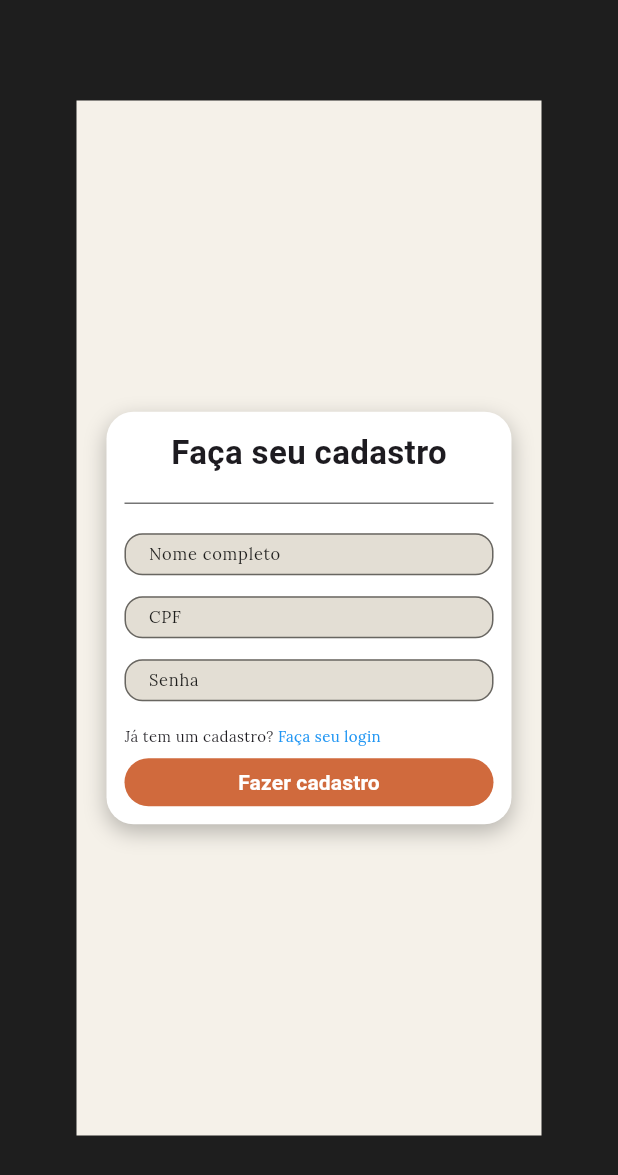
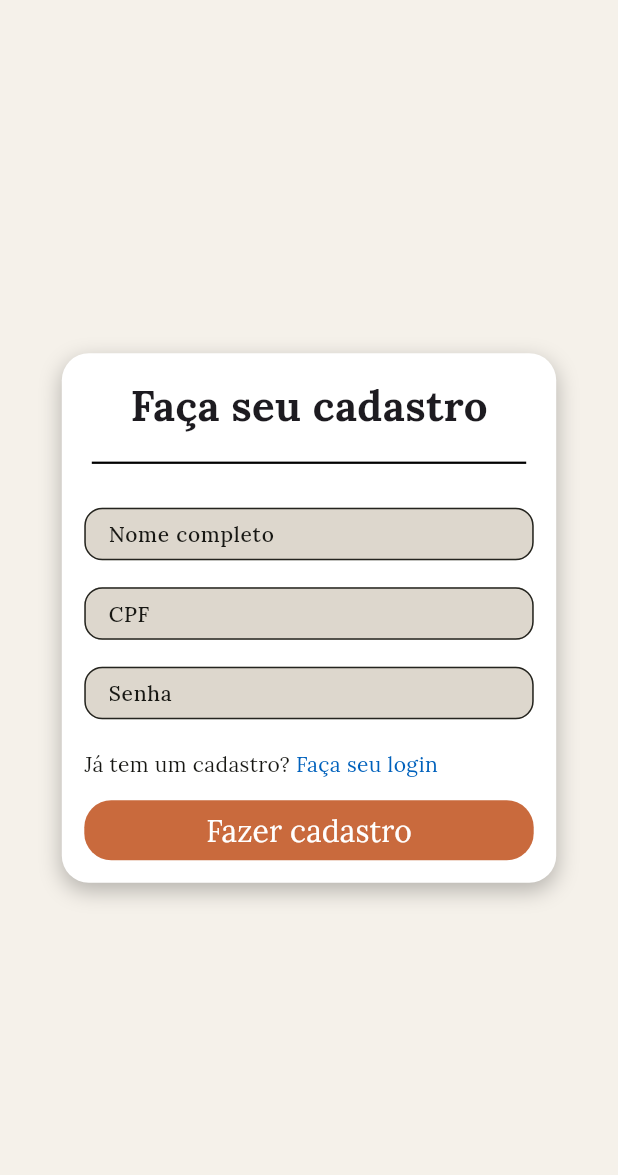
Before and after one commit to nnossila/barbearia_do_andre, a Flutter app: the screen it shows after launch, after a tap on "Se cadastre", on a phone screen of 412 x 824 dp. Shown: the top 1175 px of the screen. Run offline on Flutter 3.47's test engine with Material 3 defaults, Android fonts, the phone set to English and light mode, and no system bars; our stand-ins replace flutter_map, latlong2, shared_preferences, supabase_flutter; accounts and stored records are empty; Roboto replaces fonts that are missing (Georgia).

Commit message:
Telas de Login e Cadastro arrumadas para ficar nos mesmos padroes

```diff
--- a/lib/cadastro.dart
+++ b/lib/cadastro.dart
@@ -60,7 +60,7 @@ class _CadastroState extends State<Cadastro> {
 
       // Cadastra no Supabase
       await supabase.from('clientes').insert({
-        'cliente': nome,
+        'nome': nome,
         'cpf': cpf,
         'senha': senha,
       });
@@ -118,20 +118,14 @@ class _CadastroState extends State<Cadastro> {
   @override
   Widget build(BuildContext context) {
     return Scaffold(
-      backgroundColor: const Color(0xFF1E1E1E),
+      backgroundColor: const Color(0xFFF5F1EA),
 
       body: Center(
-        child: Container(
-          width: 310,
-          height: 690,
-          color: const Color(0xFFF5F1E9),
-
-          child: Center(
         child: SingleChildScrollView(
           child: Container(
-                width: 270,
+            width: MediaQuery.of(context).size.width * 0.8,
 
-                padding: const EdgeInsets.all(12),
+            padding: const EdgeInsets.all(15),
 
             decoration: BoxDecoration(
               color: Colors.white,
@@ -155,9 +149,9 @@ class _CadastroState extends State<Cadastro> {
                 const Text(
                   'Faça seu cadastro',
                   style: TextStyle(
-                        fontSize: 22,
+                    fontSize: 28,
                     fontWeight: FontWeight.bold,
-                        fontFamily: 'Georgia',
+                    fontFamily: 'Lora',
                   ),
                 ),
 
@@ -165,11 +159,13 @@ class _CadastroState extends State<Cadastro> {
 
                 // LINHA
                 const Divider(
-                      color: Colors.black54,
-                      thickness: 1,
+                  color: Colors.black,
+                  thickness: 1.5,
+                  indent: 5,
+                  endIndent: 5,
                 ),
 
-                    const SizedBox(height: 12),
+                const SizedBox(height: 22),
 
                 // NOME
                 campo(
@@ -177,7 +173,7 @@ class _CadastroState extends State<Cadastro> {
                   hint: 'Nome completo',
                 ),
 
-                    const SizedBox(height: 14),
+                const SizedBox(height: 18),
 
                 // CPF
                 campo(
@@ -186,7 +182,7 @@ class _CadastroState extends State<Cadastro> {
                   keyboardType: TextInputType.number,
                 ),
 
-                    const SizedBox(height: 14),
+                const SizedBox(height: 18),
 
                 // SENHA
                 campo(
@@ -195,7 +191,7 @@ class _CadastroState extends State<Cadastro> {
                   obscureText: true,
                 ),
 
-                    const SizedBox(height: 16),
+                const SizedBox(height: 20),
 
                 // LINK PARA LOGIN
                 Align(
@@ -205,7 +201,8 @@ class _CadastroState extends State<Cadastro> {
                       const Text(
                         'Já tem um cadastro? ',
                         style: TextStyle(
-                              fontSize: 10,
+                          fontSize: 14,
+                          color: Color(0xFF171713)
                         ),
                       ),
 
@@ -223,8 +220,8 @@ class _CadastroState extends State<Cadastro> {
                         child: const Text(
                           'Faça seu login',
                           style: TextStyle(
-                                fontSize: 10,
-                                color: Colors.blue,
+                            fontSize: 14,
+                            color: Color(0xFF0061BC),
                           ),
                         ),
                       ),
@@ -232,12 +229,12 @@ class _CadastroState extends State<Cadastro> {
                   ),
                 ),
 
-                    const SizedBox(height: 8),
+                const SizedBox(height: 14),
 
                 // BOTÃO CADASTRO
                 SizedBox(
                   width: double.infinity,
-                      height: 32,
+                  height: 40,
 
                   child: ElevatedButton(
                     onPressed:
@@ -247,13 +244,13 @@ class _CadastroState extends State<Cadastro> {
 
                     style: ElevatedButton.styleFrom(
                       backgroundColor:
-                              const Color(0xFFD06A3D),
+                          const Color(0xFFC96A3D),
 
                       foregroundColor: Colors.white,
 
                       shape: RoundedRectangleBorder(
                         borderRadius:
-                                BorderRadius.circular(20),
+                            BorderRadius.circular(18),
                       ),
 
                       elevation: 0,
@@ -273,9 +270,9 @@ class _CadastroState extends State<Cadastro> {
                         : const Text(
                             'Fazer cadastro',
                             style: TextStyle(
-                                  fontFamily: 'Georgia',
-                                  fontSize: 14,
-                                  fontWeight: FontWeight.bold,
+                              fontFamily: 'Lora',
+                              fontSize: 20,
+                              fontWeight: FontWeight.w400,
                             ),
                           ),
                       ),
@@ -285,9 +282,8 @@ class _CadastroState extends State<Cadastro> {
               ),
             ),
           ),
-        ),
-      ),
         );
+
   }
 
   // CAMPO DE TEXTO
@@ -298,7 +294,7 @@ class _CadastroState extends State<Cadastro> {
     TextInputType? keyboardType,
   }) {
     return SizedBox(
-      height: 28,
+      height: 35,
 
       child: TextField(
         controller: controller,
@@ -308,20 +304,25 @@ class _CadastroState extends State<Cadastro> {
         keyboardType: keyboardType,
 
         style: const TextStyle(
-          fontSize: 11,
+          fontSize: 14,
+          color: Color(0xFF171713),
+          fontWeight: FontWeight.w600,
         ),
 
         decoration: InputDecoration(
           hintText: hint,
 
           hintStyle: const TextStyle(
-            fontSize: 11,
-            color: Colors.black87,
+            fontFamily: 'Lora',
+            fontWeight: FontWeight.w500,
+            fontSize: 14,
+            color: Color(0xFF171713),
           ),
+
 
           filled: true,
 
-          fillColor: const Color(0xFFE3DED4),
+          fillColor: const Color(0xFFDDD7CD),
 
           contentPadding:
               const EdgeInsets.symmetric(
@@ -333,7 +334,7 @@ class _CadastroState extends State<Cadastro> {
                 BorderRadius.circular(12),
 
             borderSide: const BorderSide(
-              color: Colors.black54,
+              color: Color(0xFF24241F),
             ),
           ),
 
@@ -342,7 +343,7 @@ class _CadastroState extends State<Cadastro> {
                 BorderRadius.circular(12),
 
             borderSide: const BorderSide(
-              color: Colors.black54,
+              color: Color(0xFF24241F),
             ),
           ),
 
--- a/lib/login.dart
+++ b/lib/login.dart
@@ -1,4 +1,5 @@
 import 'package:flutter/material.dart';
+import 'package:projeto_barbearia/home.dart';
 import 'main.dart';
 import 'cadastro.dart';
 import 'package:shared_preferences/shared_preferences.dart';
@@ -37,7 +38,7 @@ class _LoginState extends State<Login> {
       // Procura o usuário no Supabase
       final usuario = await supabase
           .from('clientes')
-          .select('id, cliente, cpf')
+          .select('id, nome, cpf')
           .eq('cpf', cpf)
           .eq('senha', senha)
           .maybeSingle();
@@ -57,26 +58,20 @@ class _LoginState extends State<Login> {
 
       await prefs.setBool('logado', true);
       await prefs.setInt('usuario_id', usuario['id']);
-      await prefs.setString('usuario_nome', usuario['cliente']);
+      await prefs.setString('usuario_nome', usuario['nome']);
       await prefs.setString('usuario_cpf', usuario['cpf']);
 
       // Login realizado
       ScaffoldMessenger.of(context).showSnackBar(
-        SnackBar(content: Text('Bem-vindo, ${usuario['cliente']}!')),
+        SnackBar(content: Text('Bem-vindo, ${usuario['nome']}!')),
       );
 
-      // ------------------------------------------------
-      // COLOQUE AQUI A TELA PRINCIPAL DO SEU APP
-      // ------------------------------------------------
-      //
-      // Exemplo:
-      //
-      // Navigator.pushReplacement(
-      //   context,
-      //   MaterialPageRoute(
-      //     builder: (context) => const Home(),
-      //   ),
-      // );
+      Navigator.pushReplacement(
+        context,
+        MaterialPageRoute(
+          builder: (context) => const HomePage(),
+        ),
+      );
     } catch (e) {
       if (!mounted) return;
 
@@ -103,20 +98,14 @@ class _LoginState extends State<Login> {
   @override
   Widget build(BuildContext context) {
     return Scaffold(
-      backgroundColor: const Color(0xFF1E1E1E),
+      backgroundColor: const Color(0xFFF5F1EA),
 
       body: Center(
-        child: Container(
-          width: 310,
-          height: 690,
-          color: const Color(0xFFF5F1E9),
-
-          child: Center(
         child: SingleChildScrollView(
           child: Container(
-                width: 270,
+            width: MediaQuery.of(context).size.width * 0.8,
 
-                padding: const EdgeInsets.all(12),
+            padding: const EdgeInsets.all(15),
 
             decoration: BoxDecoration(
               color: Colors.white,
@@ -139,18 +128,23 @@ class _LoginState extends State<Login> {
                 const Text(
                   'Faça seu login',
                   style: TextStyle(
-                        fontSize: 22,
+                    fontSize: 28,
                     fontWeight: FontWeight.bold,
-                        fontFamily: 'Georgia',
+                    fontFamily: 'Lora',
                   ),
                 ),
 
                 const SizedBox(height: 10),
 
                 // LINHA
-                    const Divider(color: Colors.black54, thickness: 1),
+                const Divider(
+                  color: Colors.black,
+                  thickness: 1.5,
+                  indent: 5,
+                  endIndent: 5,
+                ),
 
-                    const SizedBox(height: 12),
+                const SizedBox(height: 22),
 
                 // CPF
                 campo(
@@ -159,7 +153,7 @@ class _LoginState extends State<Login> {
                   keyboardType: TextInputType.number,
                 ),
 
-                    const SizedBox(height: 14),
+                const SizedBox(height: 18),
 
                 // SENHA
                 campo(
@@ -168,7 +162,7 @@ class _LoginState extends State<Login> {
                   obscureText: true,
                 ),
 
-                    const SizedBox(height: 16),
+                const SizedBox(height: 20),
 
                 // LINK PARA CADASTRO
                 Align(
@@ -177,7 +171,10 @@ class _LoginState extends State<Login> {
                     children: [
                       const Text(
                         'Não tem um cadastro? ',
-                            style: TextStyle(fontSize: 10),
+                        style: TextStyle(
+                          fontSize: 14,
+                          color: Color(0xFF171713)
+                        ),
                       ),
 
                       GestureDetector(
@@ -193,8 +190,8 @@ class _LoginState extends State<Login> {
                         child: const Text(
                           'Se cadastre',
                           style: TextStyle(
-                                fontSize: 10,
-                                color: Colors.blue,
+                            fontSize: 14,
+                            color: Color(0xFF0061BC),
                           ),
                         ),
                       ),
@@ -202,18 +199,18 @@ class _LoginState extends State<Login> {
                   ),
                 ),
 
-                    const SizedBox(height: 8),
+                const SizedBox(height: 14),
 
                 // BOTÃO LOGIN
                 SizedBox(
                   width: double.infinity,
-                      height: 32,
+                  height: 40,
 
                   child: ElevatedButton(
                     onPressed: carregando ? null : fazerLogin,
 
                     style: ElevatedButton.styleFrom(
-                          backgroundColor: const Color(0xFFD06A3D),
+                      backgroundColor: const Color(0xFFC96A3D),
 
                       foregroundColor: Colors.white,
 
@@ -237,16 +234,14 @@ class _LoginState extends State<Login> {
                         : const Text(
                             'Fazer login',
                             style: TextStyle(
-                                  fontFamily: 'Georgia',
-                                  fontSize: 14,
-                                  fontWeight: FontWeight.bold,
+                              fontFamily: 'Lora',
+                              fontSize: 20,
+                              fontWeight: FontWeight.w400,
                             ),
                           ),
                   ),
                 ),
               ],
-                ),
-              ),
             ),
           ),
         ),
@@ -262,7 +257,7 @@ class _LoginState extends State<Login> {
     TextInputType? keyboardType,
   }) {
     return SizedBox(
-      height: 28,
+      height: 35,
 
       child: TextField(
         controller: controller,
@@ -271,29 +266,40 @@ class _LoginState extends State<Login> {
 
         keyboardType: keyboardType,
 
-        style: const TextStyle(fontSize: 11),
+        style: const TextStyle(
+          fontSize: 14,
+          color: Color(0xFF171713),
+          fontWeight: FontWeight.w600,
+        ),
 
         decoration: InputDecoration(
           hintText: hint,
 
-          hintStyle: const TextStyle(fontSize: 11, color: Colors.black87),
+          hintStyle: const TextStyle(
+            fontFamily: 'Lora',
+            fontWeight: FontWeight.w500,
+            fontSize: 14,
+            color: Color(0xFF171713),
+          ),
 
           filled: true,
 
-          fillColor: const Color(0xFFE3DED4),
+          fillColor: const Color(0xFFDDD7CD),
 
           contentPadding: const EdgeInsets.symmetric(horizontal: 12),
 
           border: OutlineInputBorder(
             borderRadius: BorderRadius.circular(12),
 
-            borderSide: const BorderSide(color: Colors.black54),
+            borderSide: const BorderSide(
+              color: Color(0xFF24241F)
+            ),
           ),
 
           enabledBorder: OutlineInputBorder(
             borderRadius: BorderRadius.circular(12),
 
-            borderSide: const BorderSide(color: Colors.black54),
+            borderSide: const BorderSide(color: Color(0xFF24241F),),
           ),
 
           focusedBorder: OutlineInputBorder(
```
Lines whose indentation alone changed are shown as unchanged.
